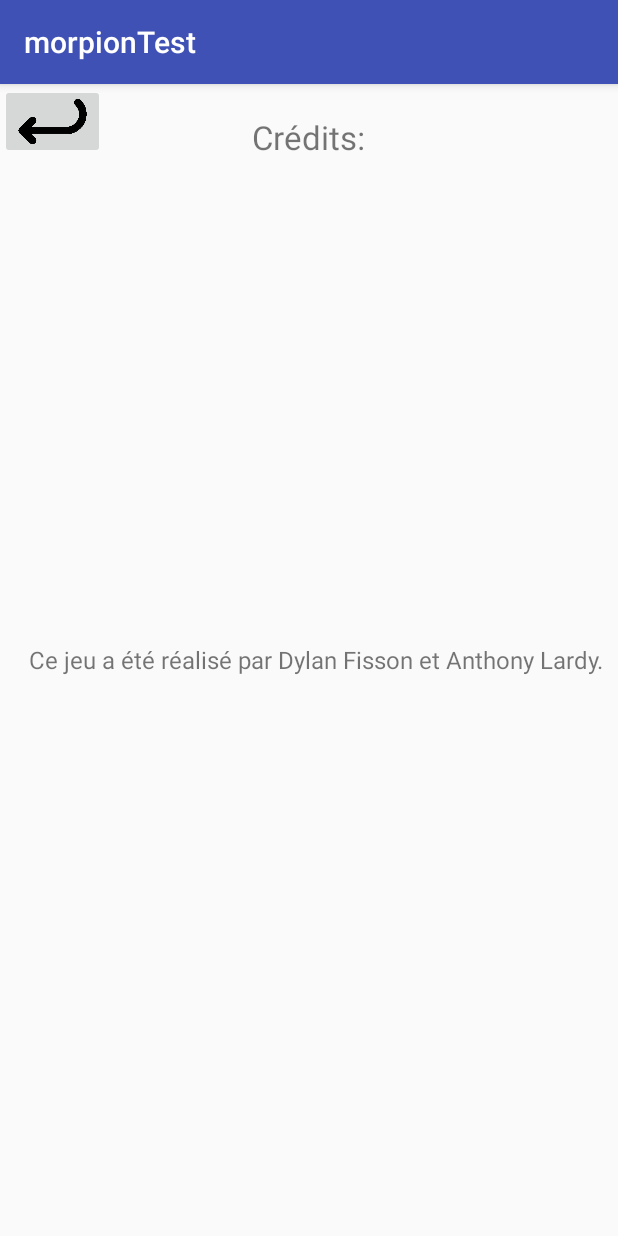
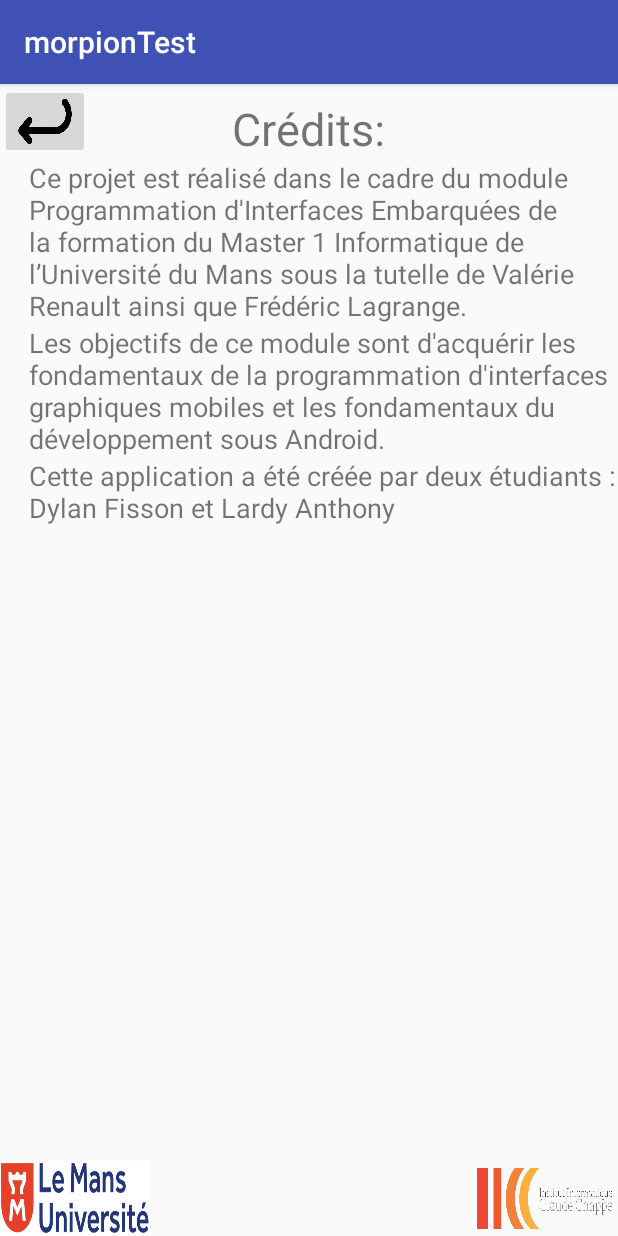
Before and after one commit to Anthony-Lardy/SuperMorpion, an Android app: the Credits screen opened directly, with no data from a screen before it, on a phone screen of 412 x 824 dp. Run offline under Robolectric (Android 15) with nearby library versions, the phone set to English and light mode, and no system bars.

Commit message:
Résolution pb dimension

```diff
--- a/morpionTest/app/src/main/res/layout/credits.xml
+++ b/morpionTest/app/src/main/res/layout/credits.xml
@@ -1,41 +1,77 @@
 <?xml version="1.0" encoding="utf-8"?>
 <RelativeLayout xmlns:android="http://schemas.android.com/apk/res/android"
     xmlns:app="http://schemas.android.com/apk/res-auto"
-    android:orientation="vertical" android:layout_width="match_parent"
-    android:layout_height="match_parent">
-
-
+    android:layout_width="fill_parent"
+    android:layout_height="fill_parent"
+    android:orientation="vertical">
 
 
     <ImageButton
         android:id="@+id/boutonAccueil"
-        android:src="@drawable/retour"
-        android:layout_width="70dp"
+        android:layout_width="60dp"
         android:layout_height="50dp"
         android:layout_alignParentTop="true"
-        android:scaleType= "fitXY"
-        />
+        android:scaleType="fitXY"
+        android:src="@drawable/retour" />
 
     <TextView
-        android:text="Crédits:"
+        android:id="@+id/creditsTitre"
         android:layout_width="wrap_content"
         android:layout_height="wrap_content"
         android:layout_alignBottom="@+id/boutonAccueil"
         android:layout_centerHorizontal="true"
-        android:id="@+id/creditsTitre"
-        android:textSize="22dp"/>
+        android:text="Crédits:"
+        android:textSize="30dp" />
 
     <TextView
-        android:text="Ce jeu a été réalisé par Dylan Fisson et Anthony Lardy."
-        android:layout_width="match_parent"
+        android:id="@+id/texteCredits"
+        android:layout_width="wrap_content"
+        android:layout_below="@+id/creditsTitre"
         android:layout_height="wrap_content"
-        android:id="@+id/texteCredits"
-        android:textSize="16dp"
-        android:layout_centerVertical="true"
         android:layout_alignParentLeft="true"
-        android:layout_alignParentStart="true"
+        android:layout_marginStart="19dp"
         android:layout_marginLeft="19dp"
-        android:layout_marginStart="19dp" />
+        android:text="Ce projet est réalisé dans le cadre du module Programmation d'Interfaces Embarquées de la formation du Master 1 Informatique de l’Université du Mans sous la tutelle de Valérie Renault ainsi que Frédéric Lagrange."
+        android:textSize="18dp" />
 
+    <TextView
+    android:id="@+id/texteCredits2"
+    android:layout_width="wrap_content"
+    android:layout_below="@+id/texteCredits"
+    android:layout_height="wrap_content"
+    android:layout_alignParentLeft="true"
+    android:layout_marginStart="19dp"
+    android:layout_marginLeft="19dp"
+    android:text="Les objectifs de ce module sont d'acquérir les fondamentaux de la programmation d'interfaces graphiques mobiles et les fondamentaux du développement sous Android."
+    android:textSize="18dp" />
+
+    <TextView
+        android:id="@+id/texteCredits3"
+        android:layout_width="wrap_content"
+        android:layout_below="@+id/texteCredits2"
+        android:layout_height="wrap_content"
+        android:layout_alignParentLeft="true"
+        android:layout_marginStart="19dp"
+        android:layout_marginLeft="19dp"
+        android:text="Cette application a été créée par deux étudiants : Dylan Fisson et Lardy Anthony"
+        android:textSize="18dp" />
+
+    <ImageView
+        android:id="@+id/logoic2"
+        android:layout_width="100dp"
+        android:layout_height="50dp"
+        android:scaleType="fitXY"
+        android:src="@drawable/logo_ic2"
+        android:layout_alignParentBottom="true"
+        android:layout_alignParentRight="true" />
+
+    <ImageView
+        android:id="@+id/logoUniv"
+        android:layout_width="100dp"
+        android:layout_height="50dp"
+        android:scaleType="fitXY"
+        android:src="@drawable/logolemans"
+        android:layout_alignParentBottom="true"
+        android:layout_alignParentLeft="true" />
 
 </RelativeLayout>
--- a/morpionTest/app/src/main/res/layout/parametres.xml
+++ b/morpionTest/app/src/main/res/layout/parametres.xml
@@ -49,7 +49,7 @@
         android:layout_width="wrap_content"
         android:layout_height="wrap_content"
         android:inputType="textPersonName"
-        android:maxLength="15"
+        android:maxLength="12"
         android:ems="10"
         android:id="@+id/joueur2Pseudo"
         android:layout_below="@+id/pseudo2"
@@ -59,7 +59,7 @@
         android:layout_width="wrap_content"
         android:layout_height="wrap_content"
         android:inputType="textPersonName"
-        android:maxLength="15"
+        android:maxLength="12"
         android:ems="10"
         android:id="@+id/joueur1Pseudo"
         android:layout_below="@+id/pseudo1"
```
Also changed, not shown: morpionTest/app/src/main/java/com/example/fisso/morpiontest/JoueurIA.java (deleted, +0 -15 lines), morpionTest/app/src/main/java/com/example/fisso/morpiontest/MainActivity.java (+16 -36 lines), morpionTest/app/src/main/java/com/example/fisso/morpiontest/Matrice.java (+11 -1 lines), morpionTest/app/src/main/res/layout/activity_main.xml (+9 -1 lines), morpionTest/app/src/main/res/drawable/calepin.png (added), morpionTest/app/src/main/res/drawable/calepintest.png (added), morpionTest/app/src/main/res/drawable/carreau.png, morpionTest/app/src/main/res/drawable/logo_ic2.png (added), morpionTest/app/src/main/res/drawable/logolemans.png (added).
